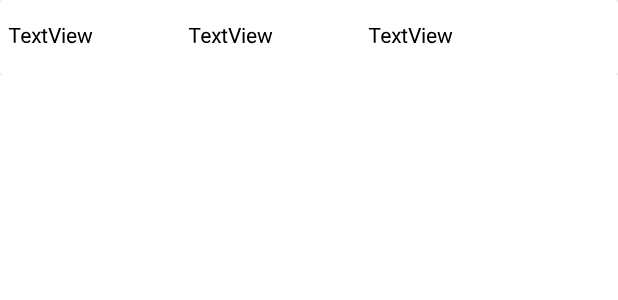
After one commit to omercikali/MobilDefterim2, an Android app: the layout card_tasarim.xml on its own in the app's theme, with its tools: preview values and no code run, on a phone screen of 412 x 824 dp. The commit adds this screen. Shown: the top 300 px of the screen. Run offline under Robolectric (Android 15) with nearby library versions, the phone set to English and light mode, and no system bars.

Commit message:
added card view

```diff
--- a/app/src/main/res/layout/activity_workers_page.xml
+++ b/app/src/main/res/layout/activity_workers_page.xml
@@ -1,5 +1,5 @@
 <?xml version="1.0" encoding="utf-8"?>
-<LinearLayout xmlns:android="http://schemas.android.com/apk/res/android"
+<androidx.constraintlayout.widget.ConstraintLayout xmlns:android="http://schemas.android.com/apk/res/android"
     xmlns:app="http://schemas.android.com/apk/res-auto"
     xmlns:tools="http://schemas.android.com/tools"
     android:layout_width="match_parent"
@@ -11,11 +11,5 @@
 
     >
 
-    <TextView
-        android:id="@+id/tw_worker_oage"
-        android:layout_width="match_parent"
-        android:layout_height="wrap_content"
-        android:gravity="center" />
 
-
-</LinearLayout>
+</androidx.constraintlayout.widget.ConstraintLayout>
--- /dev/null
+++ b/app/src/main/res/layout/card_tasarim.xml
@@ -0,0 +1,63 @@
+<?xml version="1.0" encoding="utf-8"?>
+<LinearLayout xmlns:android="http://schemas.android.com/apk/res/android"
+    xmlns:app="http://schemas.android.com/apk/res-auto"
+    xmlns:tools="http://schemas.android.com/tools"
+    android:layout_width="match_parent"
+    android:layout_height="50dp"
+    android:orientation="vertical">
+
+    <androidx.cardview.widget.CardView
+        android:layout_width="match_parent"
+        android:layout_height="match_parent">
+
+        <androidx.constraintlayout.widget.ConstraintLayout
+            android:layout_width="match_parent"
+            android:layout_height="match_parent">
+
+            <TextView
+                android:id="@+id/tarih_Card_Tw"
+                android:layout_width="110dp"
+                android:layout_height="20dp"
+                android:layout_marginStart="10dp"
+                android:layout_marginTop="13dp"
+                android:layout_marginBottom="17dp"
+                android:rotationX="-2"
+                android:rotationY="-2"
+                android:text="TextView"
+                android:textColor="#000000"
+                app:layout_constraintBottom_toBottomOf="parent"
+                app:layout_constraintStart_toEndOf="@+id/ucret_Card_Tw"
+                app:layout_constraintTop_toTopOf="parent" />
+
+            <TextView
+                android:id="@+id/isciismi_Card_Tw"
+                android:layout_width="110dp"
+                android:layout_height="20dp"
+                android:layout_marginStart="5dp"
+                android:layout_marginTop="13dp"
+                android:layout_marginBottom="17dp"
+                android:rotationX="-2"
+                android:rotationY="-2"
+                android:text="TextView"
+                android:textColor="#000000"
+                app:layout_constraintBottom_toBottomOf="parent"
+                app:layout_constraintStart_toStartOf="parent"
+                app:layout_constraintTop_toTopOf="parent" />
+
+            <TextView
+                android:id="@+id/ucret_Card_Tw"
+                android:layout_width="110dp"
+                android:layout_height="20dp"
+                android:layout_marginStart="10dp"
+                android:layout_marginTop="13dp"
+                android:layout_marginBottom="17dp"
+                android:rotationX="-2"
+                android:rotationY="-2"
+                android:text="TextView"
+                android:textColor="#000000"
+                app:layout_constraintBottom_toBottomOf="parent"
+                app:layout_constraintStart_toEndOf="@+id/isciismi_Card_Tw"
+                app:layout_constraintTop_toTopOf="parent" />
+        </androidx.constraintlayout.widget.ConstraintLayout>
+    </androidx.cardview.widget.CardView>
+</LinearLayout>
```
